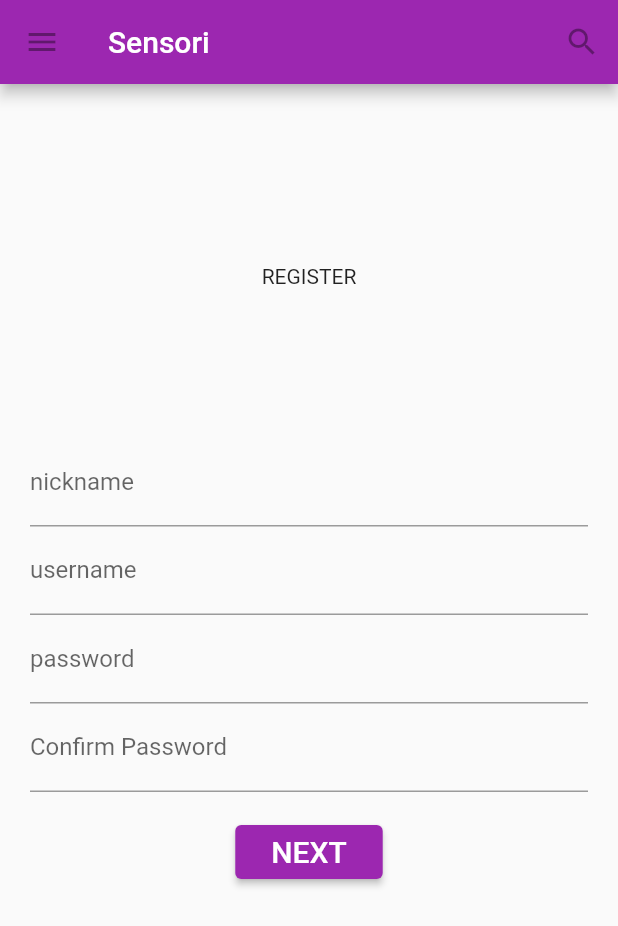
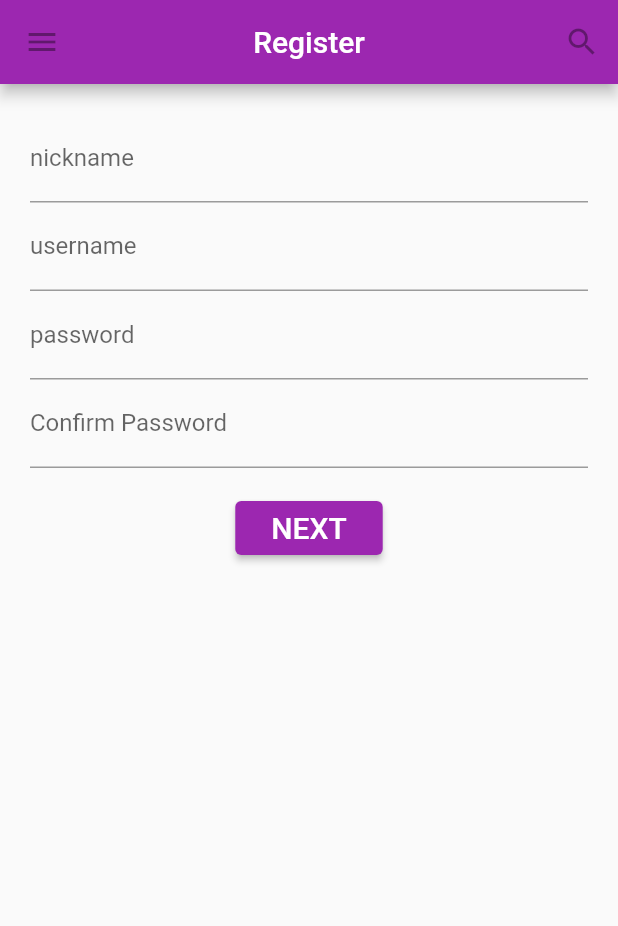
Before and after one commit to jhonmaycon94/GSL_Project, a Flutter app: the screen it shows after launch, after a tap on "Login", after a tap on "Register", on a phone screen of 412 x 824 dp. Shown: the top 926 px of the screen. Run offline on Flutter 3.47's test engine with Material 2 defaults, Android fonts, the phone set to English and light mode, and no system bars.

Commit message:
center status bar title

```diff
--- a/sensori/lib/pages/loginPage.dart
+++ b/sensori/lib/pages/loginPage.dart
@@ -35,6 +35,7 @@ class _LoginPageState extends State<LoginPage> {
     // Scaffold is a layout for the major Material Components.
     return new Scaffold(
         appBar: new AppBar(
+          centerTitle: true,
           leading: new IconButton(
             icon: Icon(Icons.menu),
             tooltip: 'Navigation menu',
--- a/sensori/lib/pages/registerPage.dart
+++ b/sensori/lib/pages/registerPage.dart
@@ -20,7 +20,8 @@ class _RegisterPageState extends State<RegisterPage> {
     final form = _formKey.currentState;
     if (form.validate()) {
       form.save();
-      print("form is valid! Username: $_username, password: $_password, nickname: $_nickname, cPassword: $_cPassword");
+      print(
+          "form is valid! Username: $_username, password: $_password, nickname: $_nickname, cPassword: $_cPassword");
     } else {
       print("form is not valid");
     }
@@ -30,12 +31,13 @@ class _RegisterPageState extends State<RegisterPage> {
   Widget build(BuildContext context) {
     return new Scaffold(
         appBar: new AppBar(
+            centerTitle: true,
             leading: new IconButton(
               icon: Icon(Icons.menu),
               tooltip: 'Navigation menun',
               onPressed: null,
             ),
-            title: new Text('Sensori'),
+            title: new Text('Register'),
             actions: <Widget>[
               new IconButton(
                 icon: Icon(Icons.search),
@@ -48,15 +50,6 @@ class _RegisterPageState extends State<RegisterPage> {
           child: new Column(
             mainAxisAlignment: MainAxisAlignment.start,
             children: <Widget>[
-              new Row(
-                mainAxisAlignment: MainAxisAlignment.center,
-                children: <Widget>[
-                  new Container(
-                    padding: EdgeInsets.only(top: 100.0, bottom: 100.0),
-                    child: new Text("REGISTER"),
-                  )
-                ],
-              ),
               new Form(
                 key: _formKey,
                 child: Column(
@@ -89,7 +82,7 @@ class _RegisterPageState extends State<RegisterPage> {
                       decoration: const InputDecoration(
                           labelText: 'password',
                           hintText: 'Enter your password'),
-                          obscureText: true,
+                      obscureText: true,
                       validator: (value) {
                         if (value.isEmpty) {
                           return 'password cannot be empty';
@@ -102,7 +95,7 @@ class _RegisterPageState extends State<RegisterPage> {
                       decoration: const InputDecoration(
                           labelText: 'Confirm Password',
                           hintText: 'Confirm your password'),
-                          obscureText: true,
+                      obscureText: true,
                       validator: (value) {
                         if (value.isEmpty) {
                           return 'password cannot be empty';
```
